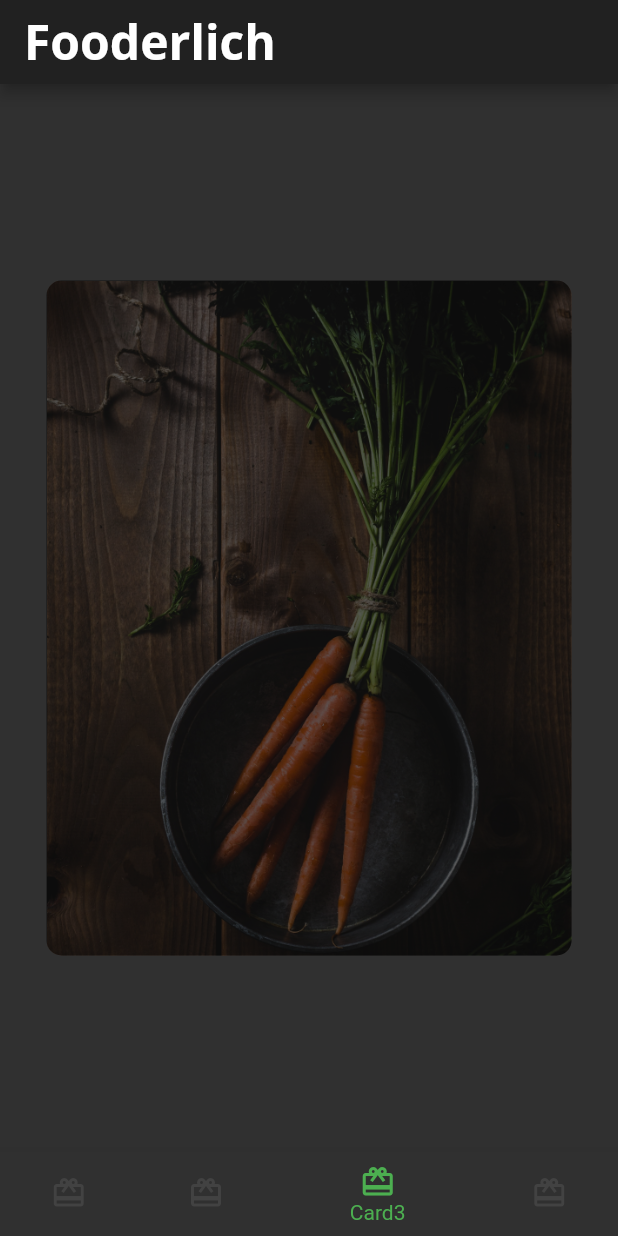
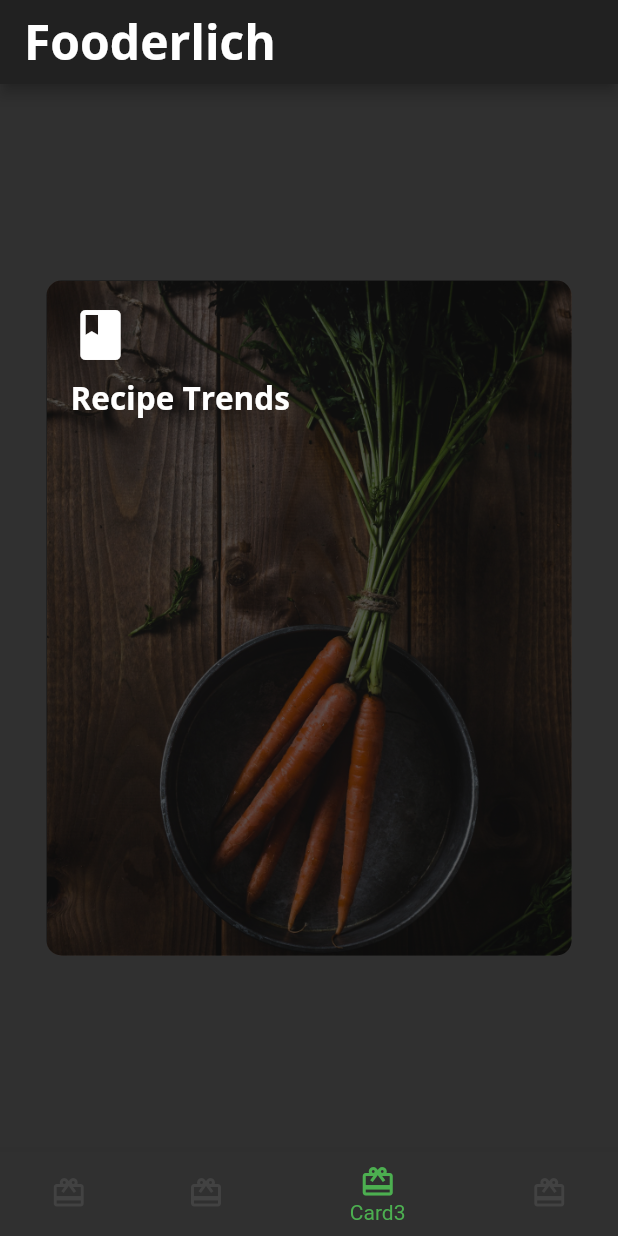
Before and after one commit to eoeefosa/fooderlich, a Flutter app: the screen it shows after launch, item 3 of the bottom bar chosen, on a phone screen of 412 x 824 dp. Run offline on Flutter 3.47's test engine with Material 2 defaults, Android fonts, the phone set to English and light mode, and no system bars; our stand-ins replace google_fonts.

Commit message:
added container column and icon and text in card3

```diff
--- a/lib/card3.dart
+++ b/lib/card3.dart
@@ -23,8 +23,27 @@ class Card3 extends StatelessWidget {
               decoration: BoxDecoration(
                   color: Colors.black.withOpacity(0.6),
                   borderRadius: const BorderRadius.all(Radius.circular(10.0))),
+            ),
+            // TODO 6: Add Container, Column, Icon and Text
+            Container(
+              padding: const EdgeInsets.all(16.0),
+              child: Column(
+                crossAxisAlignment: CrossAxisAlignment.start,
+                children: [
+                  const Icon(
+                    Icons.book,
+                    color: Colors.white,
+                    size: 40,
+                  ),
+                  const SizedBox(height: 8),
+                  Text(
+                    "Recipe Trends",
+                    style: FooderlichTheme.darkTextTheme.headline2,
+                  ),
+                  const SizedBox(height: 30)
+                ],
+              ),
             )
-            // TODO 6: Add Container, Column, Icon and Text
             // TODO 7: Add Center widget with Chip widget children
           ],
         ),
```
